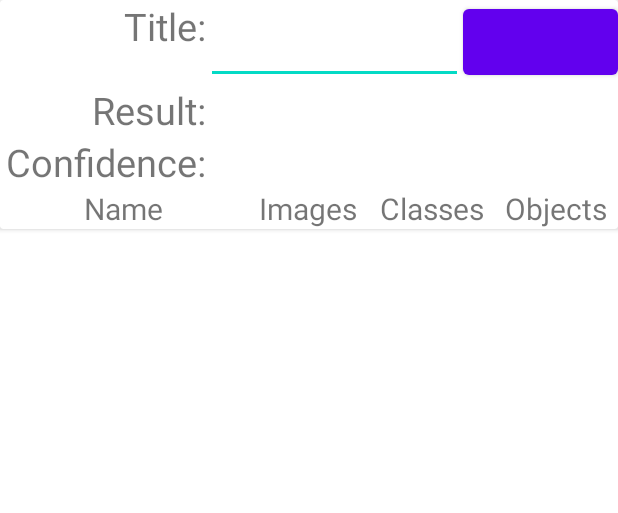
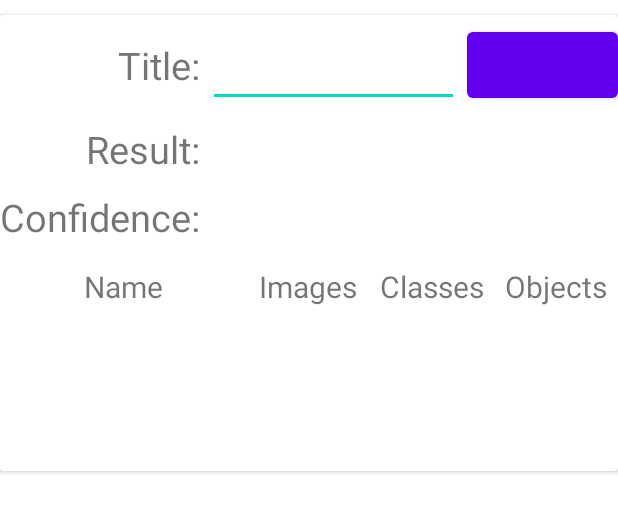
Before and after one commit to mackness33/driver_checker, an Android app: the layout fragment_result.xml on its own in the app's theme, with its tools: preview values and no code run, on a phone screen of 412 x 824 dp. Shown: the top 513 px of the screen. Run offline under Robolectric (Android 15) with nearby library versions, the phone set to English and light mode, and no system bars; network calls fail.

Commit message:
Update the UI of the application

```diff
--- a/app/src/main/res/layout/fragment_media.xml
+++ b/app/src/main/res/layout/fragment_media.xml
@@ -28,7 +28,7 @@
         android:contentDescription="Image View" />
 
     <com.example.driverchecker.ui.views.ResultView
-        android:id="@+id/resultView"
+        android:id="@+id/result_view"
         android:layout_width="0dp"
         android:layout_height="0dp"
         android:layout_marginTop="60dp"
--- a/app/src/main/res/layout/fragment_result.xml
+++ b/app/src/main/res/layout/fragment_result.xml
@@ -1,15 +1,20 @@
 <?xml version="1.0" encoding="utf-8"?>
 <androidx.constraintlayout.widget.ConstraintLayout xmlns:android="http://schemas.android.com/apk/res/android"
-xmlns:app="http://schemas.android.com/apk/res-auto"
-android:layout_width="match_parent"
-android:layout_height="match_parent">
+    xmlns:app="http://schemas.android.com/apk/res-auto"
+    android:layout_width="match_parent"
+    android:layout_height="match_parent"
+    xmlns:tools="http://schemas.android.com/tools">
 
     <androidx.cardview.widget.CardView
         android:id="@+id/crdMetrics"
         app:layout_constraintTop_toTopOf="parent"
         app:layout_constraintStart_toStartOf="parent"
+        app:layout_constraintEnd_toEndOf="parent"
+        app:layout_constraintBottom_toTopOf="@id/final_results_view"
+        android:layout_marginVertical="10dp"
         android:layout_width="match_parent"
-        android:layout_height="wrap_content">
+        android:layout_height="wrap_content"
+        >
 
         <LinearLayout
             android:id="@+id/title_layout"
@@ -23,6 +28,7 @@ android:layout_height="match_parent">
                 android:layout_width="match_parent"
                 android:layout_height="wrap_content"
                 android:orientation="horizontal"
+                android:layout_marginVertical="5dp"
                 android:weightSum="6"
                 app:layout_constraintTop_toTopOf="parent"
                 >
@@ -31,11 +37,12 @@ android:layout_height="match_parent">
                     android:layout_width="0dp"
                     android:layout_height="match_parent"
                     android:layout_weight="2"
+                    android:gravity="center_vertical|end"
                     android:labelFor="@id/editTitle"
                     android:text="@string/result_title"
-                    android:textAlignment="textEnd"
-                    app:layout_constraintBaseline_toBaselineOf="@id/editTitle"
-                    android:textSize="25sp" />
+                    android:textAlignment="gravity"
+                    android:textSize="25sp"
+                    app:layout_constraintBaseline_toBaselineOf="@id/editTitle" />
 
                 <EditText
                     android:id="@+id/editTitle"
@@ -43,6 +50,7 @@ android:layout_height="match_parent">
                     android:layout_width="0dp"
                     android:layout_height="match_parent"
                     android:textAlignment="center"
+                    android:layout_marginHorizontal="5dp"
                     android:inputType="text"
                     android:textSize="25sp"
                     android:autofillHints="Name" />
@@ -60,6 +68,7 @@ android:layout_height="match_parent">
                 android:layout_height="wrap_content"
                 android:orientation="horizontal"
                 android:weightSum="3"
+                android:layout_marginVertical="5dp"
                 app:layout_constraintTop_toTopOf="parent"
                 >
 
@@ -77,6 +86,8 @@ android:layout_height="match_parent">
                     android:layout_width="0dp"
                     android:layout_height="match_parent"
                     android:layout_weight="2"
+                    android:layout_marginHorizontal="5dp"
+
                     android:textAlignment="center"
                     android:textSize="25sp" />
 
@@ -87,6 +98,7 @@ android:layout_height="match_parent">
                 android:layout_height="wrap_content"
                 android:orientation="horizontal"
                 android:weightSum="3"
+                android:layout_marginVertical="5dp"
                 app:layout_constraintTop_toTopOf="parent"
                 >
 
@@ -103,6 +115,7 @@ android:layout_height="match_parent">
                     android:id="@+id/txtConfidence"
                     android:layout_weight="2"
                     android:layout_width="0dp"
+                    android:layout_marginHorizontal="5dp"
                     android:layout_height="match_parent"
                     android:textAlignment="center"
                     android:textSize="25sp"
@@ -116,6 +129,7 @@ android:layout_height="match_parent">
                 android:layout_height="wrap_content"
                 android:orientation="horizontal"
                 android:weightSum="5"
+                android:layout_marginTop="10dp"
                 app:layout_constraintTop_toTopOf="parent"
                 >
 
@@ -160,7 +174,9 @@ android:layout_height="match_parent">
             <androidx.recyclerview.widget.RecyclerView
                 android:id="@+id/group_table_body"
                 android:layout_width="match_parent"
-                android:layout_height="match_parent"
+                android:layout_height="wrap_content"
+                tools:listitem="@layout/group_item"
+                android:layout_marginBottom="15dp"
                 android:orientation="vertical"
                 />
         </LinearLayout>
@@ -171,10 +187,13 @@ android:layout_height="match_parent">
     <androidx.recyclerview.widget.RecyclerView
         android:id="@+id/final_results_view"
         android:layout_width="match_parent"
-        android:layout_height="wrap_content"
-        app:layout_constraintVertical_weight="1"
+        android:layout_height="0dp"
+        android:layout_weight="1"
         android:elevation="6dp"
+        tools:listitem="@layout/prediction_item"
         app:layout_constraintTop_toBottomOf="@id/crdMetrics"
+        app:layout_constraintBottom_toBottomOf="parent"
+        app:layout_constraintEnd_toEndOf="parent"
         app:layout_constraintStart_toStartOf="parent"
         />
 
--- a/app/src/main/res/layout/group_item.xml
+++ b/app/src/main/res/layout/group_item.xml
@@ -8,6 +8,7 @@
     android:layout_height="wrap_content"
     android:orientation="horizontal"
     android:weightSum="5"
+    android:layout_marginVertical="2dp"
     app:layout_constraintTop_toTopOf="parent"
     >
 
--- a/app/src/main/res/layout/prediction_item.xml
+++ b/app/src/main/res/layout/prediction_item.xml
@@ -1,36 +1,36 @@
 <?xml version="1.0" encoding="utf-8"?>
 
 <LinearLayout xmlns:android="http://schemas.android.com/apk/res/android"
+    xmlns:tools="http://schemas.android.com/tools"
     android:layout_width="match_parent"
     android:layout_height="wrap_content"
     android:layout_gravity="center"
-    android:weightSum="5"
-    >
+    android:divider="@color/black"
+    android:dividerPadding="3dp"
+    android:weightSum="5">
 
     <TextView
+        android:id="@+id/txtIndex"
         android:layout_width="0dp"
         android:layout_height="match_parent"
         android:layout_weight="1"
-        android:id="@+id/txtIndex"
         android:textAlignment="center"
-        android:textSize="30sp"
-        />
+        android:textSize="30sp" />
 
     <TextView
+        android:id="@+id/txtGroup"
         android:layout_width="0dp"
         android:layout_height="match_parent"
         android:layout_weight="2"
-        android:id="@+id/txtGroup"
         android:textAlignment="center"
-        android:textSize="30sp"
-        />
+        android:textSize="30sp" />
 
     <androidx.recyclerview.widget.RecyclerView
         android:id="@+id/color_class_view"
-        android:layout_weight="2"
         android:layout_width="0dp"
         android:layout_height="match_parent"
-        />
+        android:layout_weight="2"
+        tools:listitem="@layout/color_item" />
 
 
     <ImageView
@@ -38,7 +38,6 @@
         android:layout_width="64dp"
         android:layout_height="64dp"
         android:layout_weight="0"
-        android:contentDescription="user"
-        />
+        android:contentDescription="user" />
 
 </LinearLayout>
```
Also changed, not shown: app/src/main/res/layout/fragment_camera.xml (+26 -13 lines).
